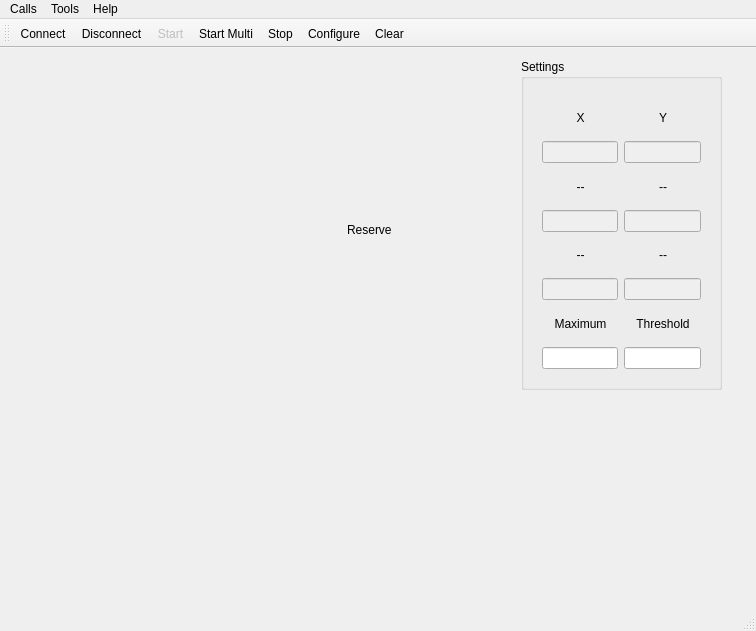
Above: mainwindow.ui from sunbibei/visualizer before the change. Below: the same form after it.
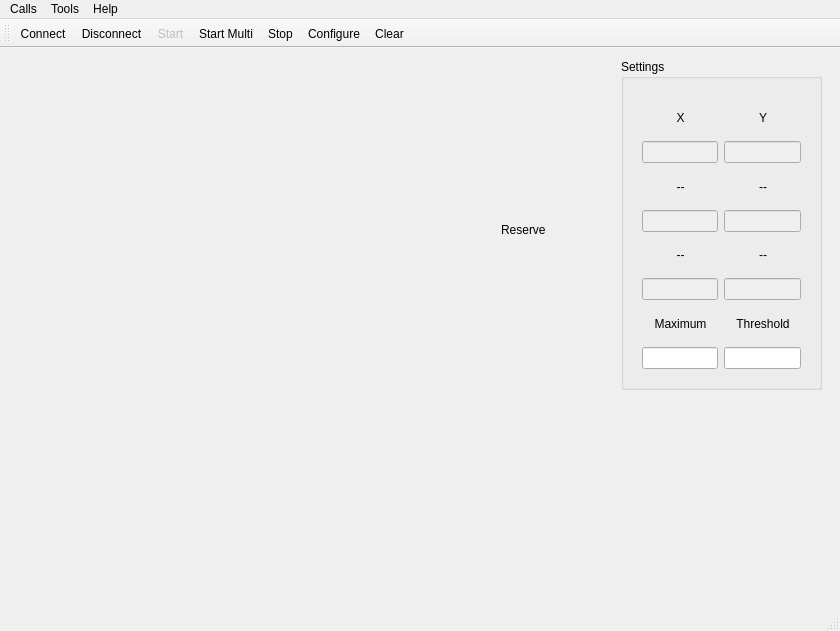
That is the form after the change. Icons and pictures are not drawn. Custom widgets are drawn as their Qt base class.

Patch:
```diff
--- a/mainwindow.ui
+++ b/mainwindow.ui
@@ -6,7 +6,7 @@
    <rect>
     <x>0</x>
     <y>0</y>
-    <width>756</width>
+    <width>840</width>
     <height>631</height>
    </rect>
   </property>
@@ -22,7 +22,7 @@
         <rect>
          <x>0</x>
          <y>0</y>
-         <width>311</width>
+         <width>481</width>
          <height>331</height>
         </rect>
        </property>
@@ -35,7 +35,7 @@
         <rect>
          <x>-1</x>
          <y>340</y>
-         <width>741</width>
+         <width>811</width>
          <height>101</height>
         </rect>
        </property>
@@ -45,7 +45,7 @@
         <rect>
          <x>-1</x>
          <y>449</y>
-         <width>741</width>
+         <width>811</width>
          <height>91</height>
         </rect>
        </property>
@@ -53,9 +53,9 @@
       <widget class="QLabel" name="val_view">
        <property name="geometry">
         <rect>
-         <x>336</x>
+         <x>490</x>
          <y>10</y>
-         <width>181</width>
+         <width>111</width>
          <height>321</height>
         </rect>
        </property>
@@ -66,7 +66,7 @@
       <widget class="QGroupBox" name="groupBox">
        <property name="geometry">
         <rect>
-         <x>510</x>
+         <x>610</x>
          <y>0</y>
          <width>201</width>
          <height>331</height>
@@ -283,8 +283,8 @@
     <rect>
      <x>0</x>
      <y>0</y>
-     <width>756</width>
-     <height>22</height>
+     <width>840</width>
+     <height>23</height>
     </rect>
    </property>
    <widget class="QMenu" name="menuCalls">
```
